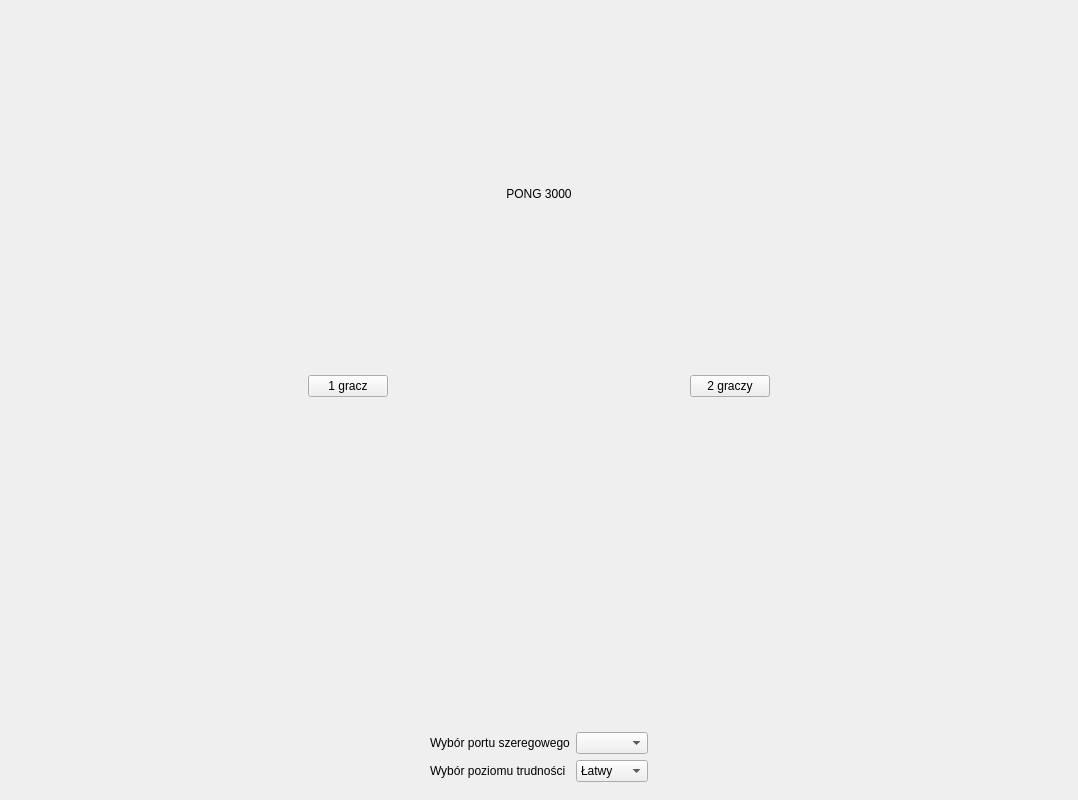
Old version of the form mainwindow.ui in the repository researcher2312/Pong3000.
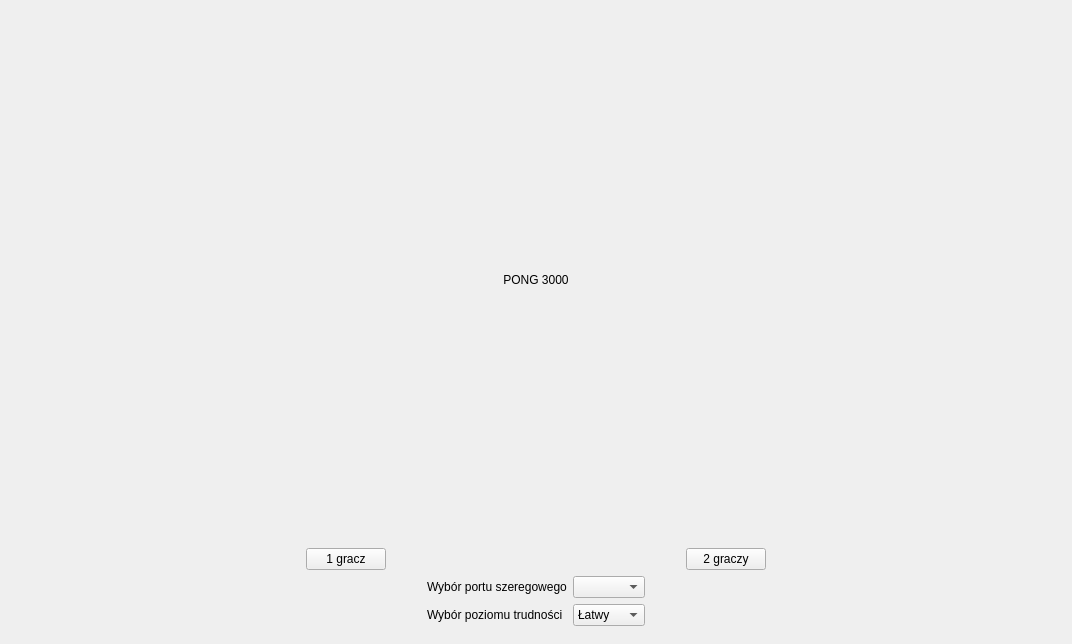
New version of the form. The open tabs and pages were chosen to show the change.

Patch:
```diff
--- a/mainwindow.ui
+++ b/mainwindow.ui
@@ -9,8 +9,8 @@
    <rect>
     <x>0</x>
     <y>0</y>
-    <width>1078</width>
-    <height>800</height>
+    <width>1072</width>
+    <height>644</height>
    </rect>
   </property>
   <property name="windowTitle">
@@ -20,27 +20,31 @@
    <property name="enabled">
     <bool>true</bool>
    </property>
-   <layout class="QGridLayout" name="gridLayout_3">
+   <layout class="QGridLayout" name="gridLayout_2">
     <item row="0" column="0">
      <widget class="QStackedWidget" name="stackedWidget">
-      <property name="enabled">
-       <bool>true</bool>
-      </property>
       <property name="currentIndex">
        <number>1</number>
       </property>
       <widget class="QWidget" name="page">
-       <property name="enabled">
-        <bool>true</bool>
-       </property>
-       <layout class="QGridLayout" name="gridLayout_4">
+       <layout class="QGridLayout" name="gridLayout">
         <item row="0" column="0">
-         <layout class="QGridLayout" name="gridLayout_2">
-          <item row="5" column="2">
-           <spacer name="horizontalSpacer_3">
+         <layout class="QGridLayout" name="gridLayout_4">
+          <item row="0" column="2">
+           <widget class="QLabel" name="label_6">
             <property name="enabled">
              <bool>true</bool>
             </property>
+            <property name="text">
+             <string>PONG 3000</string>
+            </property>
+            <property name="alignment">
+             <set>Qt::AlignCenter</set>
+            </property>
+           </widget>
+          </item>
+          <item row="2" column="0">
+           <spacer name="horizontalSpacer_7">
             <property name="orientation">
              <enum>Qt::Horizontal</enum>
             </property>
@@ -52,39 +56,7 @@
             </property>
            </spacer>
           </item>
-          <item row="4" column="2">
-           <spacer name="verticalSpacer_3">
-            <property name="enabled">
-             <bool>true</bool>
-            </property>
-            <property name="orientation">
-             <enum>Qt::Vertical</enum>
-            </property>
-            <property name="sizeHint" stdset="0">
-             <size>
-              <width>20</width>
-              <height>40</height>
-             </size>
-            </property>
-           </spacer>
-          </item>
-          <item row="2" column="2">
-           <spacer name="verticalSpacer_4">
-            <property name="enabled">
-             <bool>true</bool>
-            </property>
-            <property name="orientation">
-             <enum>Qt::Vertical</enum>
-            </property>
-            <property name="sizeHint" stdset="0">
-             <size>
-              <width>20</width>
-              <height>40</height>
-             </size>
-            </property>
-           </spacer>
-          </item>
-          <item row="5" column="1">
+          <item row="2" column="1">
            <widget class="QPushButton" name="pushButton1Player">
             <property name="enabled">
              <bool>true</bool>
@@ -94,11 +66,21 @@
             </property>
            </widget>
           </item>
-          <item row="5" column="0">
-           <spacer name="horizontalSpacer_4">
-            <property name="enabled">
-             <bool>true</bool>
+          <item row="2" column="4">
+           <spacer name="horizontalSpacer_8">
+            <property name="orientation">
+             <enum>Qt::Horizontal</enum>
             </property>
+            <property name="sizeHint" stdset="0">
+             <size>
+              <width>40</width>
+              <height>20</height>
+             </size>
+            </property>
+           </spacer>
+          </item>
+          <item row="2" column="2">
+           <spacer name="horizontalSpacer_9">
             <property name="orientation">
              <enum>Qt::Horizontal</enum>
             </property>
@@ -110,7 +92,7 @@
             </property>
            </spacer>
           </item>
-          <item row="5" column="3">
+          <item row="2" column="3">
            <widget class="QPushButton" name="pushButton2Player">
             <property name="enabled">
              <bool>true</bool>
@@ -120,50 +102,47 @@
             </property>
            </widget>
           </item>
-          <item row="5" column="4">
-           <spacer name="horizontalSpacer_5">
-            <property name="enabled">
-             <bool>true</bool>
-            </property>
-            <property name="orientation">
-             <enum>Qt::Horizontal</enum>
-            </property>
-            <property name="sizeHint" stdset="0">
-             <size>
-              <width>40</width>
-              <height>20</height>
-             </size>
-            </property>
-           </spacer>
-          </item>
-          <item row="3" column="2">
-           <widget class="QLabel" name="label_3">
-            <property name="enabled">
-             <bool>true</bool>
-            </property>
-            <property name="text">
-             <string>PONG 3000</string>
-            </property>
-            <property name="alignment">
-             <set>Qt::AlignCenter</set>
-            </property>
-           </widget>
-          </item>
          </layout>
         </item>
         <item row="1" column="0">
-         <layout class="QGridLayout" name="gridLayout">
+         <layout class="QGridLayout" name="gridLayout_5">
+          <item row="0" column="0">
+           <spacer name="horizontalSpacer_6">
+            <property name="orientation">
+             <enum>Qt::Horizontal</enum>
+            </property>
+            <property name="sizeHint" stdset="0">
+             <size>
+              <width>40</width>
+              <height>20</height>
+             </size>
+            </property>
+           </spacer>
+          </item>
+          <item row="0" column="3">
+           <spacer name="horizontalSpacer_10">
+            <property name="orientation">
+             <enum>Qt::Horizontal</enum>
+            </property>
+            <property name="sizeHint" stdset="0">
+             <size>
+              <width>40</width>
+              <height>20</height>
+             </size>
+            </property>
+           </spacer>
+          </item>
           <item row="1" column="1">
-           <widget class="QLabel" name="label">
+           <widget class="QLabel" name="label_5">
             <property name="enabled">
              <bool>true</bool>
             </property>
             <property name="text">
-             <string>Wybór portu szeregowego</string>
+             <string>Wybór poziomu trudności</string>
             </property>
            </widget>
           </item>
-          <item row="3" column="2">
+          <item row="1" column="2">
            <widget class="QComboBox" name="comboBoxDifficulty">
             <property name="enabled">
              <bool>true</bool>
@@ -186,64 +165,16 @@
            </widget>
           </item>
           <item row="0" column="1">
-           <spacer name="verticalSpacer_2">
-            <property name="enabled">
-             <bool>true</bool>
-            </property>
-            <property name="orientation">
-             <enum>Qt::Vertical</enum>
-            </property>
-            <property name="sizeHint" stdset="0">
-             <size>
-              <width>20</width>
-              <height>40</height>
-             </size>
-            </property>
-           </spacer>
-          </item>
-          <item row="1" column="3">
-           <spacer name="horizontalSpacer_2">
-            <property name="enabled">
-             <bool>true</bool>
-            </property>
-            <property name="orientation">
-             <enum>Qt::Horizontal</enum>
-            </property>
-            <property name="sizeHint" stdset="0">
-             <size>
-              <width>40</width>
-              <height>20</height>
-             </size>
-            </property>
-           </spacer>
-          </item>
-          <item row="3" column="1">
-           <widget class="QLabel" name="label_2">
+           <widget class="QLabel" name="label_4">
             <property name="enabled">
              <bool>true</bool>
             </property>
             <property name="text">
-             <string>Wybór poziomu trudności</string>
+             <string>Wybór portu szeregowego</string>
             </property>
            </widget>
           </item>
-          <item row="1" column="0">
-           <spacer name="horizontalSpacer">
-            <property name="enabled">
-             <bool>true</bool>
-            </property>
-            <property name="orientation">
-             <enum>Qt::Horizontal</enum>
-            </property>
-            <property name="sizeHint" stdset="0">
-             <size>
-              <width>40</width>
-              <height>20</height>
-             </size>
-            </property>
-           </spacer>
-          </item>
-          <item row="1" column="2">
+          <item row="0" column="2">
            <widget class="QComboBox" name="comboBoxDevices">
             <property name="enabled">
              <bool>true</bool>
@@ -254,22 +185,7 @@
         </item>
        </layout>
       </widget>
-      <widget class="QWidget" name="page_2">
-       <layout class="QGridLayout" name="gridLayout_5">
-        <item row="0" column="0">
-         <widget class="QGraphicsView" name="graphicsView">
-          <property name="sceneRect">
-           <rectf>
-            <x>0.000000000000000</x>
-            <y>0.000000000000000</y>
-            <width>800.000000000000000</width>
-            <height>600.000000000000000</height>
-           </rectf>
-          </property>
-         </widget>
-        </item>
-       </layout>
-      </widget>
+      <widget class="QWidget" name="page_2"/>
      </widget>
     </item>
    </layout>
```
Left out of the diff: 2 changed lines with no effect on the pictures.
